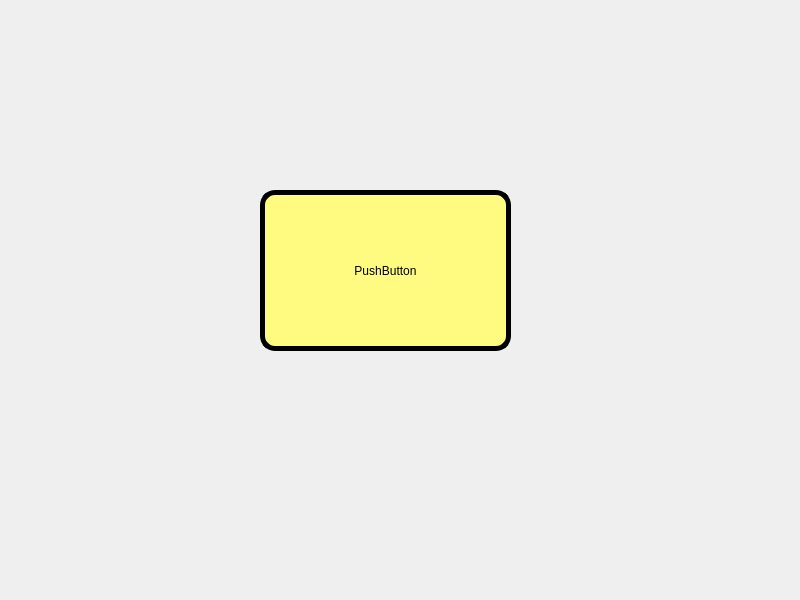
Old version of the form Ui.ui in the repository Adam777666/Git_test_pj.
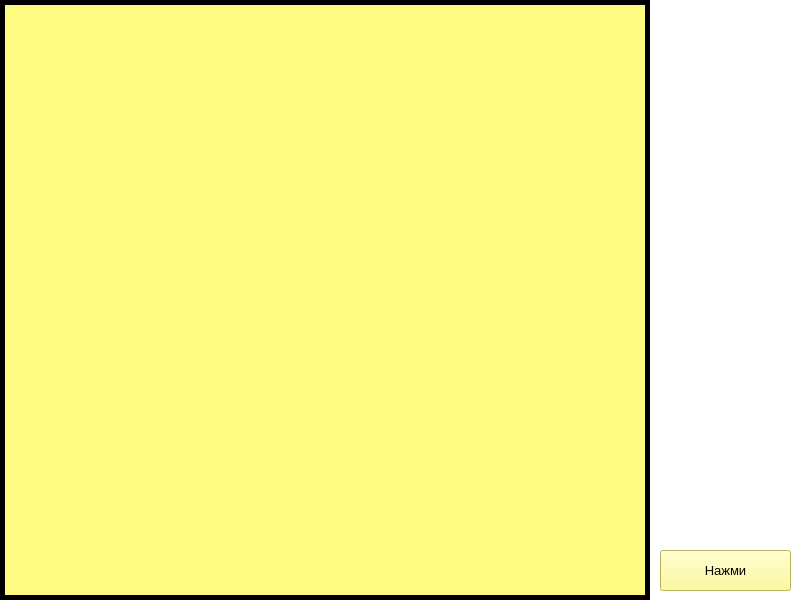
New version of the form. Icons and pictures are not drawn.

Commit message: I complete quest)

```diff
--- a/Ui.ui
+++ b/Ui.ui
@@ -13,25 +13,75 @@
   <property name="windowTitle">
    <string>MainWindow</string>
   </property>
+  <property name="styleSheet">
+   <string notr="true">background-color: rgb(255, 255, 255);</string>
+  </property>
   <widget class="QWidget" name="centralwidget">
-   <widget class="QPushButton" name="pushButton">
+   <widget class="QPushButton" name="kryg_But">
     <property name="geometry">
      <rect>
-      <x>260</x>
-      <y>190</y>
-      <width>251</width>
-      <height>161</height>
+      <x>660</x>
+      <y>550</y>
+      <width>131</width>
+      <height>41</height>
+     </rect>
+    </property>
+    <property name="font">
+     <font>
+      <pointsize>10</pointsize>
+     </font>
+    </property>
+    <property name="cursor">
+     <cursorShape>OpenHandCursor</cursorShape>
+    </property>
+    <property name="styleSheet">
+     <string notr="true">background-color: rgb(255, 251, 129);</string>
+    </property>
+    <property name="text">
+     <string>Нажми</string>
+    </property>
+   </widget>
+   <widget class="QTextBrowser" name="textBrowser">
+    <property name="geometry">
+     <rect>
+      <x>0</x>
+      <y>0</y>
+      <width>650</width>
+      <height>600</height>
      </rect>
     </property>
     <property name="styleSheet">
      <string notr="true">background-color: rgb(255, 251, 129);
-border-radius: 15px;
 border-style: solid;
 border-width:5px;
 border-color: black;</string>
     </property>
+   </widget>
+   <widget class="QPushButton" name="pushButton">
+    <property name="geometry">
+     <rect>
+      <x>680</x>
+      <y>450</y>
+      <width>91</width>
+      <height>81</height>
+     </rect>
+    </property>
+    <property name="styleSheet">
+     <string notr="true">border-style: solid;
+</string>
+    </property>
     <property name="text">
-     <string>PushButton</string>
+     <string/>
+    </property>
+    <property name="icon">
+     <iconset>
+      <normaloff>ping.png</normaloff>ping.png</iconset>
+    </property>
+    <property name="iconSize">
+     <size>
+      <width>100</width>
+      <height>100</height>
+     </size>
     </property>
    </widget>
   </widget>
```
The commit also changes 1 other file.
